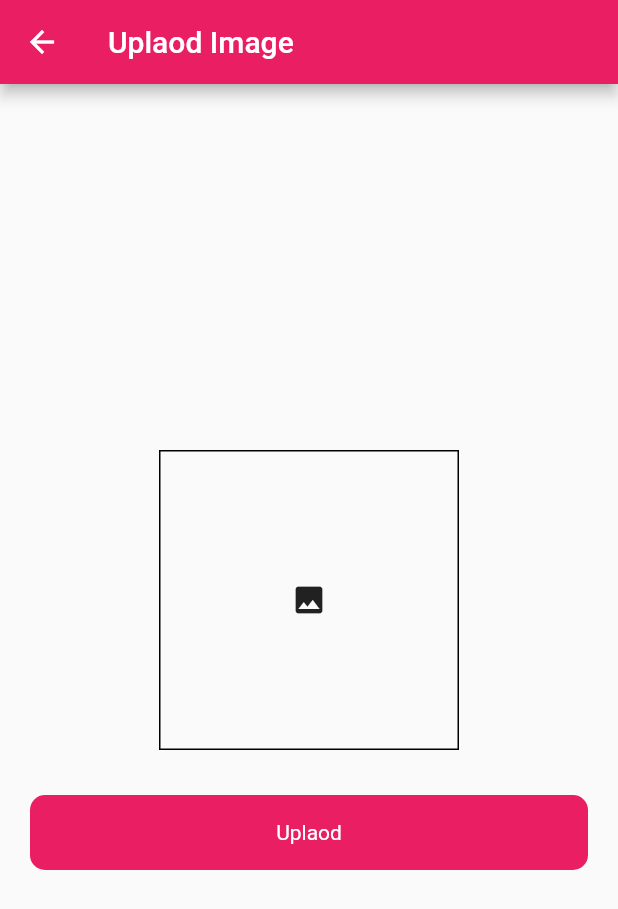
After one commit to safaanwar1122/firebase_playlist, a Flutter app: the UploadImageScreen screen opened directly, after a tap on the "image" icon, on a phone screen of 412 x 824 dp. The commit adds this screen. Shown: the top 909 px of the screen. Run offline on Flutter 3.47's test engine with Material 2 defaults, Android fonts, the phone set to English and light mode, and no system bars; our stand-ins replace cloud_firestore, firebase_auth, firebase_core, firebase_database, firebase_storage, fluttertoast and 1 more; accounts and stored records are empty; network calls fail.

Commit message:
initial commit

```diff
--- a/lib/firebase_services_directory/splash_services.dart
+++ b/lib/firebase_services_directory/splash_services.dart
@@ -8,6 +8,7 @@ import 'package:flutter/material.dart';
 import 'package:untitled/ui_directory/authentication_directory/login_screen.dart';
 import 'package:untitled/ui_directory/firestore_directory/firestore_list_screen.dart';
 import 'package:untitled/ui_directory/posts_directory/post_screen.dart';
+import 'package:untitled/ui_directory/upload_image.dart';
 
 class SplashServices{
   void isLogin(BuildContext context ){
@@ -16,7 +17,7 @@ class SplashServices{
     if(user!=null)
       {
         Timer(const Duration(seconds: 3),()=>
-            Navigator.push(context, MaterialPageRoute(builder: (context)=>FireStoreScreen())),
+            Navigator.push(context, MaterialPageRoute(builder: (context)=>UploadImageScreen())),
         );
       }
     else {
--- /dev/null
+++ b/lib/ui_directory/upload_image.dart
@@ -0,0 +1,118 @@
+import 'dart:io';
+
+import 'package:firebase_database/firebase_database.dart';
+import 'package:flutter/cupertino.dart';
+import 'package:flutter/material.dart';
+import 'package:image_picker/image_picker.dart';
+import 'package:untitled/utils_directory/utils.dart';
+import 'package:untitled/widgets_directory/round_button.dart';
+import 'package:firebase_storage/firebase_storage.dart' as firebase_storage;
+
+class UploadImageScreen extends StatefulWidget {
+  const UploadImageScreen({Key? key}) : super(key: key);
+
+  @override
+  State<UploadImageScreen> createState() => _UploadImageScreenState();
+}
+
+class _UploadImageScreenState extends State<UploadImageScreen> {
+  bool loading = false;
+  File? _image;
+  final picker = ImagePicker();
+  DatabaseReference databaseRef = FirebaseDatabase.instance.ref('Post');
+
+  firebase_storage.FirebaseStorage storage =
+      firebase_storage.FirebaseStorage.instance;
+
+  Future getIamgeGallery() async {
+    final pickedFile =
+        await picker.pickImage(source: ImageSource.gallery, imageQuality: 80);
+    setState(() {
+      if (pickedFile != null) {
+        _image = File(pickedFile.path);
+      } else {
+        print('no image picked');
+      }
+    });
+  }
+
+  @override
+  Widget build(BuildContext context) {
+    return Scaffold(
+      appBar: AppBar(
+        title: Text('Uplaod Image'),
+      ),
+      body: Padding(
+        padding: const EdgeInsets.symmetric(horizontal: 20.0),
+        child: Column(
+          crossAxisAlignment: CrossAxisAlignment.center,
+          mainAxisAlignment: MainAxisAlignment.center,
+          children: [
+            Center(
+              child: InkWell(
+                onTap: () {
+                  getIamgeGallery();
+                },
+                child: Container(
+                  height: 200,
+                  width: 200,
+                  decoration: BoxDecoration(
+                    border: Border.all(
+                      color: Colors.black,
+                    ),
+                  ),
+                  child: _image != null
+                      ? Image.file(_image!.absolute)
+                      : Icon(Icons.image),
+                ),
+              ),
+            ),
+            SizedBox(
+              height: 30,
+            ),
+            RoundButton(
+                title: 'Uplaod',
+                loading: loading,
+                onTap: () async {
+                  setState(() {
+                    loading = true;
+                  });
+                  firebase_storage.Reference ref = firebase_storage
+                      .FirebaseStorage.instance
+                      .ref('safaanwar/' + DateTime.now().millisecondsSinceEpoch.toString());
+                  firebase_storage.UploadTask uploadTask =
+                      ref.putFile(_image!.absolute);
+                 Future.value(uploadTask)
+                      .then((value) async {
+                    var newUrl =await  ref.getDownloadURL();
+
+                    databaseRef.child('1').set({
+                      'id': '1212',
+                      'title': newUrl.toString(),
+                    }).then((value) {
+                      setState(() {
+                        loading = false;
+                      });
+                      Utils().toastMessage('uploaded');
+                    }).onError((error, stackTrace) {
+                      setState(() {
+                        loading = false;
+                      });
+                    });
+                  })
+                      .onError((error, stackTrace) {
+                    Utils().toastMessage(error.toString());
+                    setState(() {
+                      loading = false;
+                    });
+                  });
+
+
+
+                }),
+          ],
+        ),
+      ),
+    );
+  }
+}
--- a/pubspec.yaml
+++ b/pubspec.yaml
@@ -41,6 +41,7 @@ dependencies:
   cloud_firestore: ^4.4.5
   fluttertoast: ^8.2.1
   firebase_database: ^10.0.16
+  image_picker: ^0.8.7+1
 
 dev_dependencies:
   flutter_test:
```
Also changed, not shown: lib/ui_directory/authentication_directory/login_screen.dart (+15 -0 lines), lib/ui_directory/forgot_password.dart (added, +53 -0 lines), pubspec.lock, 1 other file.
